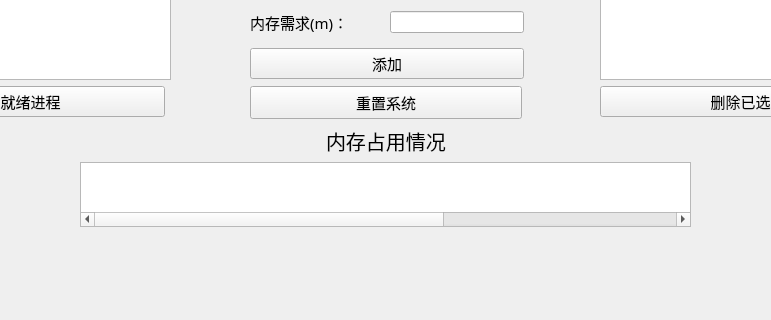
Old version of the form Window.ui in the repository Misaka-9982/cpuProgressControlSimulation; both pictures show x 180 to 951 and y 534 to 854 of the 1134 by 854 pixel window.
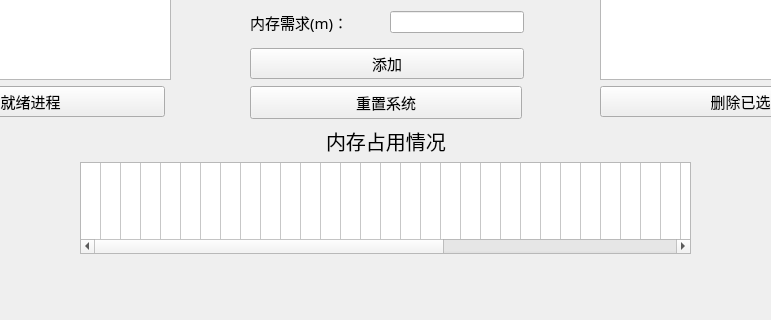
New version of the form.

Diff of the .ui file:
```diff
--- a/Window.ui
+++ b/Window.ui
@@ -11,7 +11,7 @@
    </rect>
   </property>
   <property name="sizePolicy">
-   <sizepolicy hsizetype="Expanding" vsizetype="Preferred">
+   <sizepolicy hsizetype="Preferred" vsizetype="Preferred">
     <horstretch>0</horstretch>
     <verstretch>0</verstretch>
    </sizepolicy>
@@ -26,7 +26,7 @@
       <x>260</x>
       <y>660</y>
       <width>611</width>
-      <height>101</height>
+      <height>128</height>
      </rect>
     </property>
     <layout class="QGridLayout" name="gridLayout_3">
@@ -80,6 +80,12 @@
      </item>
      <item row="1" column="0" colspan="3">
       <widget class="QTableWidget" name="MemoryBar">
+       <property name="sizePolicy">
+        <sizepolicy hsizetype="Preferred" vsizetype="Preferred">
+         <horstretch>0</horstretch>
+         <verstretch>0</verstretch>
+        </sizepolicy>
+       </property>
        <property name="verticalScrollBarPolicy">
         <enum>Qt::ScrollBarAsNeeded</enum>
        </property>
@@ -96,7 +102,7 @@
         <enum>QAbstractItemView::SelectRows</enum>
        </property>
        <property name="showGrid">
-        <bool>false</bool>
+        <bool>true</bool>
        </property>
        <property name="rowCount">
         <number>1</number>
```
